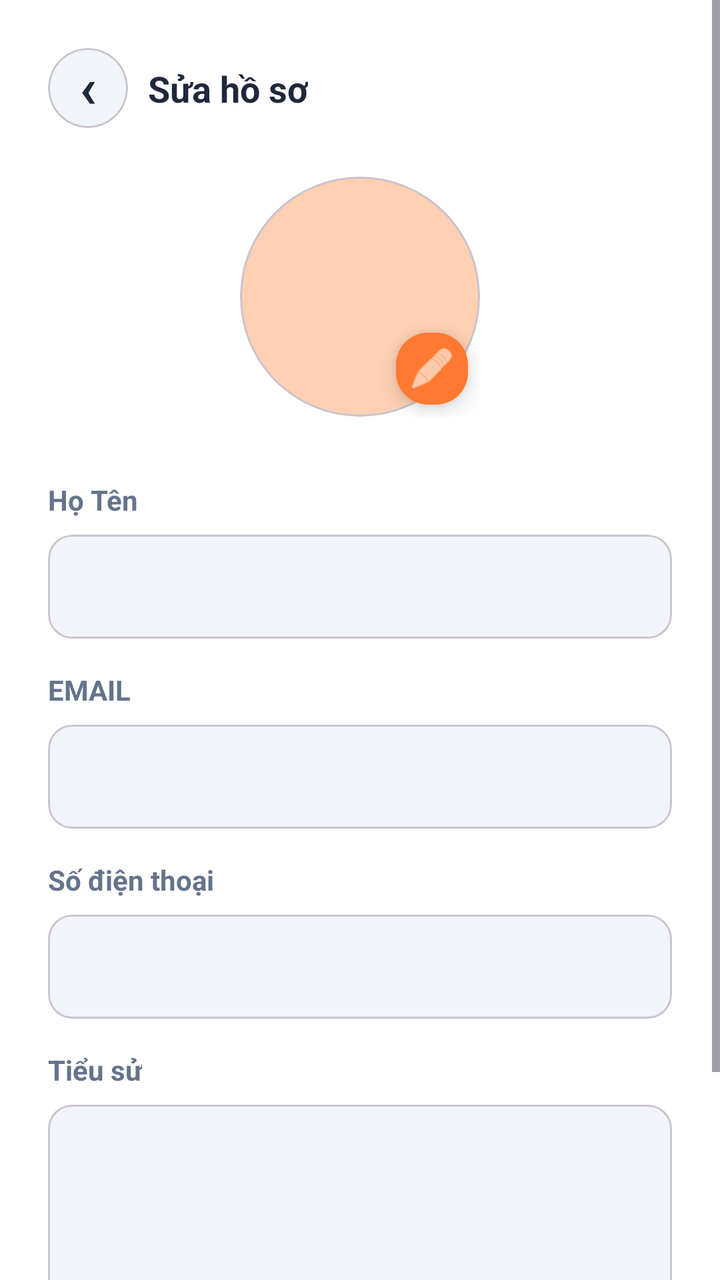
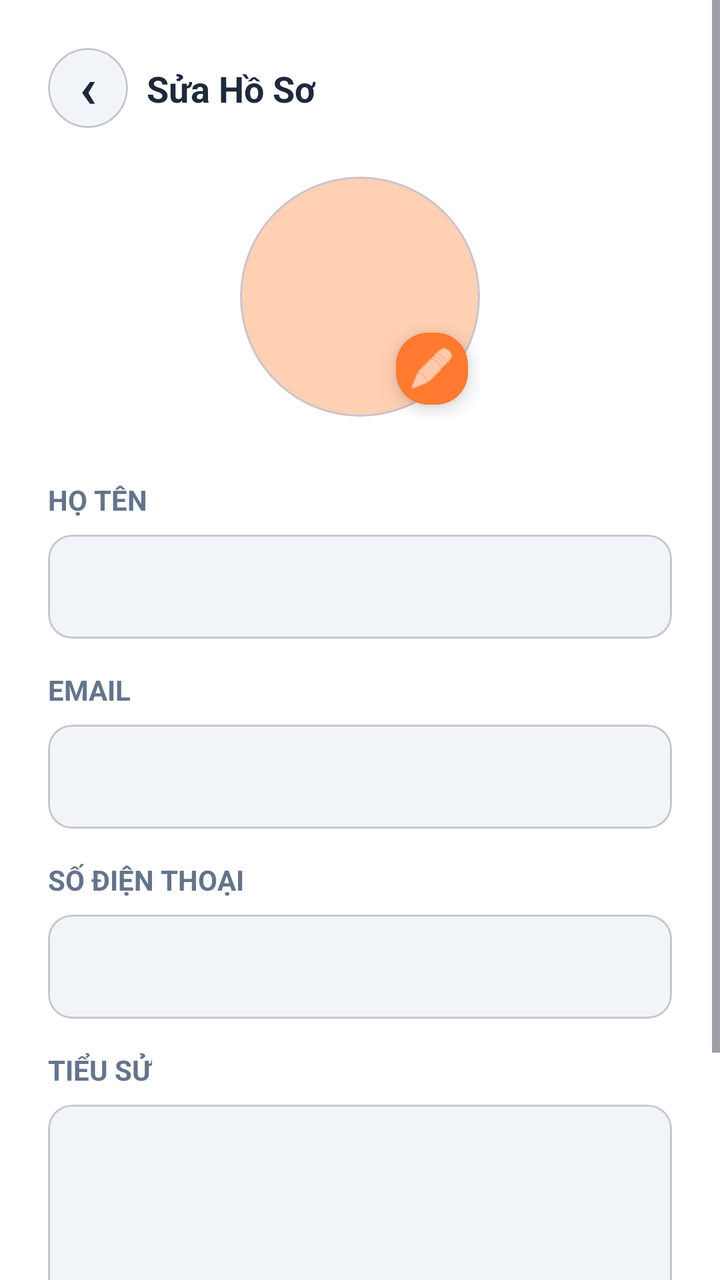

Compare the two renders of this Android layout. The source of the first and the diff that turns it into the second are given below.
<!-- AndroidManifest.xml: application theme Theme.NHOM33 -->
<!-- res/layout/activity_edit_profile.xml -->
<?xml version="1.0" encoding="utf-8"?>
<ScrollView xmlns:android="http://schemas.android.com/apk/res/android"
    xmlns:app="http://schemas.android.com/apk/res-auto"
    android:layout_width="match_parent"
    android:layout_height="match_parent"
    android:background="#FFFFFF"
    android:fillViewport="true"
    android:id="@+id/main">

    <androidx.constraintlayout.widget.ConstraintLayout
        android:layout_width="match_parent"
        android:layout_height="wrap_content"

        android:padding="24dp">

        <com.google.android.material.card.MaterialCardView
            android:id="@+id/btnBack"
            android:layout_width="40dp"
            android:layout_height="40dp"
            app:cardBackgroundColor="#F1F5F9"
            app:cardCornerRadius="20dp"
            app:layout_constraintStart_toStartOf="parent"
            app:layout_constraintTop_toTopOf="parent">

            <TextView
                android:layout_width="match_parent"
                android:layout_height="match_parent"
                android:text="‹"
                android:gravity="center"
                android:textSize="28sp"
                android:textColor="#1E293B"
                android:paddingBottom="10dp"
                android:textStyle="bold" />
        </com.google.android.material.card.MaterialCardView>

        <TextView
            android:id="@+id/tvTitle"
            android:layout_width="wrap_content"
            android:layout_height="wrap_content"
            android:text="Sửa hồ sơ"
            android:textColor="#1E293B"
            android:textSize="18sp"
            android:textStyle="bold"
            app:layout_constraintBottom_toBottomOf="@+id/btnBack"
            app:layout_constraintEnd_toEndOf="parent"
            app:layout_constraintHorizontal_bias="0.216"
            app:layout_constraintStart_toStartOf="parent"
            app:layout_constraintTop_toTopOf="@+id/btnBack" />

        <androidx.constraintlayout.widget.ConstraintLayout
            android:id="@+id/avatarLayout"
            android:layout_width="wrap_content"
            android:layout_height="wrap_content"
            android:layout_marginTop="32dp"
            app:layout_constraintEnd_toEndOf="parent"
            app:layout_constraintStart_toStartOf="parent"
            app:layout_constraintTop_toBottomOf="@+id/tvTitle">

            <com.google.android.material.card.MaterialCardView
                android:layout_width="120dp"
                android:layout_height="120dp"
                app:cardCornerRadius="60dp"
                app:cardElevation="0dp"
                app:layout_constraintStart_toStartOf="parent"
                app:layout_constraintTop_toTopOf="parent">
                <ImageView
                    android:layout_width="match_parent"
                    android:layout_height="match_parent"
                    android:scaleType="centerCrop"
                    android:src="@android:drawable/sym_def_app_icon"
                    android:background="#FFD0B3"/>
            </com.google.android.material.card.MaterialCardView>

            <com.google.android.material.floatingactionbutton.FloatingActionButton
                android:layout_width="wrap_content"
                android:layout_height="wrap_content"
                android:backgroundTint="#FF7A30"
                app:fabCustomSize="36dp"
                app:layout_constraintBottom_toBottomOf="parent"
                app:layout_constraintEnd_toEndOf="parent"
                app:tint="#FFFFFF"
                android:src="@android:drawable/ic_menu_edit" />
        </androidx.constraintlayout.widget.ConstraintLayout>

        <LinearLayout
            android:layout_width="match_parent"
            android:layout_height="wrap_content"
            android:layout_marginTop="32dp"
            android:orientation="vertical"
            app:layout_constraintTop_toBottomOf="@+id/avatarLayout">

            <TextView
                android:layout_width="wrap_content"
                android:layout_height="wrap_content"
                android:text="Họ Tên"
                android:textColor="#64748B"
                android:textSize="14sp"
                android:textStyle="bold"
                android:layout_marginBottom="8dp"/>
            <com.google.android.material.card.MaterialCardView
                android:layout_width="match_parent"
                android:layout_height="52dp"
                app:cardBackgroundColor="#F1F5F9"
                app:cardCornerRadius="12dp"
                android:layout_marginBottom="16dp">
                <EditText
                    android:layout_width="match_parent"
                    android:layout_height="match_parent"
                    android:background="@android:color/transparent"
                    android:paddingHorizontal="16dp"
                    android:textSize="14sp"
                    android:textColor="#1E293B"/>
            </com.google.android.material.card.MaterialCardView>

            <TextView
                android:layout_width="wrap_content"
                android:layout_height="wrap_content"
                android:text="EMAIL"
                android:textColor="#64748B"
                android:textSize="14sp"
                android:textStyle="bold"
                android:layout_marginBottom="8dp"/>
            <com.google.android.material.card.MaterialCardView
                android:layout_width="match_parent"
                android:layout_height="52dp"
                app:cardBackgroundColor="#F1F5F9"
                app:cardCornerRadius="12dp"
                android:layout_marginBottom="16dp">
                <EditText
                    android:layout_width="match_parent"
                    android:layout_height="match_parent"
                    android:background="@android:color/transparent"
                    android:inputType="textEmailAddress"
                    android:paddingHorizontal="16dp"
                    android:textSize="14sp"/>
            </com.google.android.material.card.MaterialCardView>

            <TextView
                android:layout_width="wrap_content"
                android:layout_height="wrap_content"
                android:text="Số điện thoại"
                android:textColor="#64748B"
                android:textSize="14sp"
                android:textStyle="bold"
                android:layout_marginBottom="8dp"/>
            <com.google.android.material.card.MaterialCardView
                android:layout_width="match_parent"
                android:layout_height="52dp"
                app:cardBackgroundColor="#F1F5F9"
                app:cardCornerRadius="12dp"
                android:layout_marginBottom="16dp">
                <EditText
                    android:layout_width="match_parent"
                    android:layout_height="match_parent"
                    android:background="@android:color/transparent"
                    android:inputType="phone"
                    android:paddingHorizontal="16dp"
                    android:textSize="14sp"/>
            </com.google.android.material.card.MaterialCardView>

            <TextView
                android:layout_width="wrap_content"
                android:layout_height="wrap_content"
                android:text="Tiểu sử"
                android:textColor="#64748B"
                android:textSize="14sp"
                android:textStyle="bold"
                android:layout_marginBottom="8dp"/>
            <com.google.android.material.card.MaterialCardView
                android:layout_width="match_parent"
                android:layout_height="100dp"
                app:cardBackgroundColor="#F1F5F9"
                app:cardCornerRadius="12dp"
                android:layout_marginBottom="32dp">
                <EditText
                    android:layout_width="match_parent"
                    android:layout_height="match_parent"
                    android:background="@android:color/transparent"
                    android:gravity="top"
                    android:padding="16dp"
                    android:textSize="14sp"/>
            </com.google.android.material.card.MaterialCardView>

            <com.google.android.material.button.MaterialButton
                android:id="@+id/btnSave"
                android:layout_width="match_parent"
                android:layout_height="56dp"
                android:backgroundTint="#FF7A30"
                android:text="Lưu"
                android:textColor="#FFFFFF"
                android:textSize="16sp"
                android:textStyle="bold"
                app:cornerRadius="12dp" />

        </LinearLayout>

    </androidx.constraintlayout.widget.ConstraintLayout>
</ScrollView>
<!-- resources referenced by this layout -->
<resources>
  <style name="Theme.NHOM33" parent="Base.Theme.NHOM33" />
  <style name="Base.Theme.NHOM33" parent="Theme.Material3.DayNight.NoActionBar">
          
          
      </style>
</resources>

<!-- the commit's change to res/layout/activity_edit_profile.xml (unified diff, before → after) -->
@@ -37,7 +37,7 @@
             android:id="@+id/tvTitle"
             android:layout_width="wrap_content"
             android:layout_height="wrap_content"
-            android:text="Sửa hồ sơ"
+            android:text="Sửa Hồ Sơ"
             android:textColor="#1E293B"
             android:textSize="18sp"
             android:textStyle="bold"
@@ -92,7 +92,7 @@
             <TextView
                 android:layout_width="wrap_content"
                 android:layout_height="wrap_content"
-                android:text="Họ Tên"
+                android:text="HỌ TÊN"
                 android:textColor="#64748B"
                 android:textSize="14sp"
                 android:textStyle="bold"
@@ -138,7 +138,7 @@
             <TextView
                 android:layout_width="wrap_content"
                 android:layout_height="wrap_content"
-                android:text="Số điện thoại"
+                android:text="SỐ ĐIỆN THOẠI"
                 android:textColor="#64748B"
                 android:textSize="14sp"
                 android:textStyle="bold"
@@ -161,7 +161,7 @@
             <TextView
                 android:layout_width="wrap_content"
                 android:layout_height="wrap_content"
-                android:text="Tiểu sử"
+                android:text="TIỂU SỬ"
                 android:textColor="#64748B"
                 android:textSize="14sp"
                 android:textStyle="bold"
@@ -184,13 +184,13 @@
             <com.google.android.material.button.MaterialButton
                 android:id="@+id/btnSave"
                 android:layout_width="match_parent"
-                android:layout_height="56dp"
+                android:layout_height="70dp"
                 android:backgroundTint="#FF7A30"
-                android:text="Lưu"
+                android:text="LƯU"
                 android:textColor="#FFFFFF"
                 android:textSize="16sp"
                 android:textStyle="bold"
-                app:cornerRadius="12dp" />
+                app:cornerRadius="15dp" />
 
         </LinearLayout>
 
